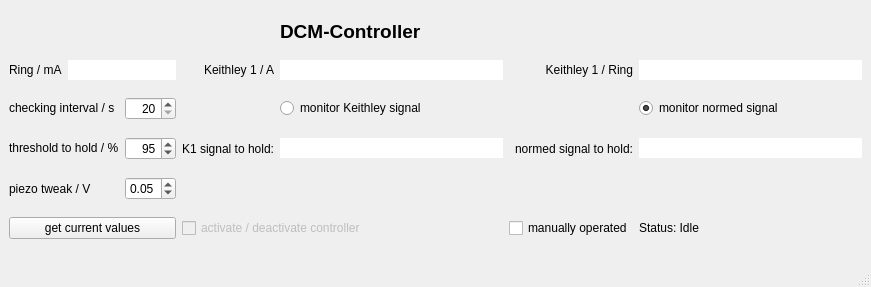
Old version of the form dcmController.ui in the repository MichaS-git/DCMController.
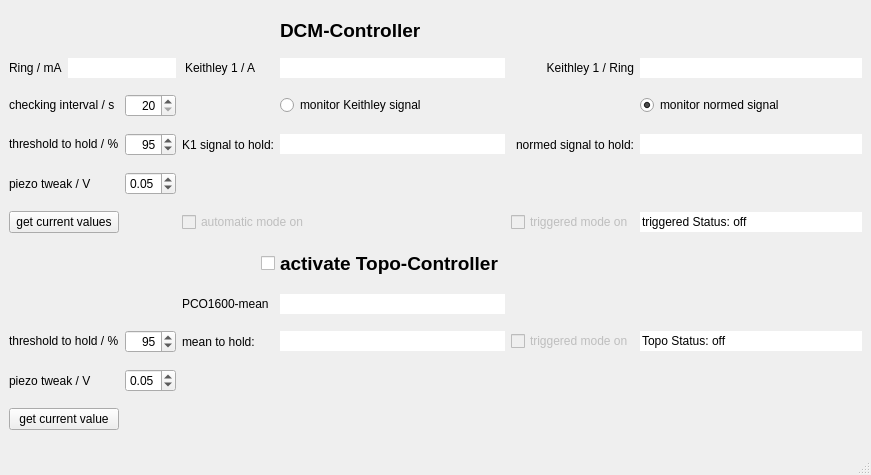
New version of the form.

Commit message: dcm manual trigger and topo controller added

What changed in the file:
```diff
--- a/dcmController.ui
+++ b/dcmController.ui
@@ -10,7 +10,7 @@
     <x>0</x>
     <y>0</y>
     <width>871</width>
-    <height>287</height>
+    <height>475</height>
    </rect>
   </property>
   <property name="windowTitle">
@@ -18,7 +18,7 @@
   </property>
   <widget class="QWidget" name="centralwidget">
    <layout class="QGridLayout" name="gridLayout">
-    <item row="0" column="4">
+    <item row="0" column="5">
      <widget class="QLabel" name="label">
       <property name="sizePolicy">
        <sizepolicy hsizetype="Preferred" vsizetype="Fixed">
@@ -38,185 +38,6 @@
       </property>
      </widget>
     </item>
-    <item row="1" column="4">
-     <widget class="QLineEdit" name="kSignal">
-      <property name="sizePolicy">
-       <sizepolicy hsizetype="Expanding" vsizetype="Fixed">
-        <horstretch>0</horstretch>
-        <verstretch>0</verstretch>
-       </sizepolicy>
-      </property>
-      <property name="frame">
-       <bool>false</bool>
-      </property>
-      <property name="readOnly">
-       <bool>true</bool>
-      </property>
-     </widget>
-    </item>
-    <item row="5" column="0" colspan="3">
-     <widget class="QPushButton" name="getValues">
-      <property name="sizePolicy">
-       <sizepolicy hsizetype="Preferred" vsizetype="Fixed">
-        <horstretch>0</horstretch>
-        <verstretch>0</verstretch>
-       </sizepolicy>
-      </property>
-      <property name="text">
-       <string>get current values</string>
-      </property>
-     </widget>
-    </item>
-    <item row="3" column="6">
-     <widget class="QLineEdit" name="normSignal_hold">
-      <property name="text">
-       <string/>
-      </property>
-      <property name="frame">
-       <bool>false</bool>
-      </property>
-      <property name="readOnly">
-       <bool>false</bool>
-      </property>
-     </widget>
-    </item>
-    <item row="3" column="5">
-     <widget class="QLabel" name="label_17">
-      <property name="text">
-       <string>normed signal to hold:</string>
-      </property>
-      <property name="alignment">
-       <set>Qt::AlignRight|Qt::AlignTrailing|Qt::AlignVCenter</set>
-      </property>
-     </widget>
-    </item>
-    <item row="2" column="2">
-     <widget class="QSpinBox" name="t_pruef">
-      <property name="enabled">
-       <bool>true</bool>
-      </property>
-      <property name="sizePolicy">
-       <sizepolicy hsizetype="Preferred" vsizetype="Preferred">
-        <horstretch>0</horstretch>
-        <verstretch>0</verstretch>
-       </sizepolicy>
-      </property>
-      <property name="autoFillBackground">
-       <bool>false</bool>
-      </property>
-      <property name="alignment">
-       <set>Qt::AlignRight|Qt::AlignTrailing|Qt::AlignVCenter</set>
-      </property>
-      <property name="minimum">
-       <number>20</number>
-      </property>
-      <property name="value">
-       <number>20</number>
-      </property>
-     </widget>
-    </item>
-    <item row="1" column="5">
-     <widget class="QLabel" name="label_59">
-      <property name="sizePolicy">
-       <sizepolicy hsizetype="Preferred" vsizetype="Preferred">
-        <horstretch>0</horstretch>
-        <verstretch>0</verstretch>
-       </sizepolicy>
-      </property>
-      <property name="text">
-       <string>Keithley 1 / Ring</string>
-      </property>
-      <property name="alignment">
-       <set>Qt::AlignRight|Qt::AlignTrailing|Qt::AlignVCenter</set>
-      </property>
-     </widget>
-    </item>
-    <item row="3" column="4">
-     <widget class="QLineEdit" name="kSignal_hold">
-      <property name="sizePolicy">
-       <sizepolicy hsizetype="Expanding" vsizetype="Fixed">
-        <horstretch>0</horstretch>
-        <verstretch>0</verstretch>
-       </sizepolicy>
-      </property>
-      <property name="text">
-       <string/>
-      </property>
-      <property name="frame">
-       <bool>false</bool>
-      </property>
-      <property name="readOnly">
-       <bool>false</bool>
-      </property>
-     </widget>
-    </item>
-    <item row="3" column="2">
-     <widget class="QSpinBox" name="threshold">
-      <property name="enabled">
-       <bool>true</bool>
-      </property>
-      <property name="sizePolicy">
-       <sizepolicy hsizetype="Preferred" vsizetype="Preferred">
-        <horstretch>0</horstretch>
-        <verstretch>0</verstretch>
-       </sizepolicy>
-      </property>
-      <property name="autoFillBackground">
-       <bool>false</bool>
-      </property>
-      <property name="alignment">
-       <set>Qt::AlignRight|Qt::AlignTrailing|Qt::AlignVCenter</set>
-      </property>
-      <property name="minimum">
-       <number>1</number>
-      </property>
-      <property name="maximum">
-       <number>100</number>
-      </property>
-      <property name="value">
-       <number>95</number>
-      </property>
-     </widget>
-    </item>
-    <item row="3" column="3">
-     <widget class="QLabel" name="label_16">
-      <property name="text">
-       <string>K1 signal to hold:</string>
-      </property>
-      <property name="alignment">
-       <set>Qt::AlignRight|Qt::AlignTrailing|Qt::AlignVCenter</set>
-      </property>
-     </widget>
-    </item>
-    <item row="3" column="0" colspan="2">
-     <widget class="QLabel" name="label_12">
-      <property name="sizePolicy">
-       <sizepolicy hsizetype="Preferred" vsizetype="Fixed">
-        <horstretch>0</horstretch>
-        <verstretch>0</verstretch>
-       </sizepolicy>
-      </property>
-      <property name="text">
-       <string>threshold to hold / %</string>
-      </property>
-     </widget>
-    </item>
-    <item row="2" column="6">
-     <widget class="QRadioButton" name="monitor_normSignal">
-      <property name="sizePolicy">
-       <sizepolicy hsizetype="Fixed" vsizetype="Fixed">
-        <horstretch>0</horstretch>
-        <verstretch>0</verstretch>
-       </sizepolicy>
-      </property>
-      <property name="text">
-       <string>monitor normed signal</string>
-      </property>
-      <property name="checked">
-       <bool>true</bool>
-      </property>
-     </widget>
-    </item>
     <item row="1" column="0">
      <widget class="QLabel" name="label_57">
       <property name="sizePolicy">
@@ -230,6 +51,22 @@
       </property>
      </widget>
     </item>
+    <item row="1" column="1" colspan="2">
+     <widget class="QLineEdit" name="ringcurrent">
+      <property name="sizePolicy">
+       <sizepolicy hsizetype="Preferred" vsizetype="Fixed">
+        <horstretch>0</horstretch>
+        <verstretch>0</verstretch>
+       </sizepolicy>
+      </property>
+      <property name="frame">
+       <bool>false</bool>
+      </property>
+      <property name="readOnly">
+       <bool>true</bool>
+      </property>
+     </widget>
+    </item>
     <item row="1" column="3">
      <widget class="QLabel" name="label_15">
       <property name="text">
@@ -240,6 +77,54 @@
       </property>
      </widget>
     </item>
+    <item row="1" column="5">
+     <widget class="QLineEdit" name="kSignal">
+      <property name="sizePolicy">
+       <sizepolicy hsizetype="Expanding" vsizetype="Fixed">
+        <horstretch>0</horstretch>
+        <verstretch>0</verstretch>
+       </sizepolicy>
+      </property>
+      <property name="frame">
+       <bool>false</bool>
+      </property>
+      <property name="readOnly">
+       <bool>true</bool>
+      </property>
+     </widget>
+    </item>
+    <item row="1" column="6">
+     <widget class="QLabel" name="label_59">
+      <property name="sizePolicy">
+       <sizepolicy hsizetype="Preferred" vsizetype="Preferred">
+        <horstretch>0</horstretch>
+        <verstretch>0</verstretch>
+       </sizepolicy>
+      </property>
+      <property name="text">
+       <string>Keithley 1 / Ring</string>
+      </property>
+      <property name="alignment">
+       <set>Qt::AlignRight|Qt::AlignTrailing|Qt::AlignVCenter</set>
+      </property>
+     </widget>
+    </item>
+    <item row="1" column="7">
+     <widget class="QLineEdit" name="normSignal">
+      <property name="sizePolicy">
+       <sizepolicy hsizetype="Preferred" vsizetype="Fixed">
+        <horstretch>0</horstretch>
+        <verstretch>0</verstretch>
+       </sizepolicy>
+      </property>
+      <property name="frame">
+       <bool>false</bool>
+      </property>
+      <property name="readOnly">
+       <bool>true</bool>
+      </property>
+     </widget>
+    </item>
     <item row="2" column="0" colspan="2">
      <widget class="QLabel" name="label_11">
       <property name="sizePolicy">
@@ -253,20 +138,32 @@
       </property>
      </widget>
     </item>
-    <item row="5" column="3" colspan="2">
-     <widget class="QCheckBox" name="control_activate">
+    <item row="2" column="2">
+     <widget class="QSpinBox" name="t_pruef">
       <property name="enabled">
-       <bool>false</bool>
+       <bool>true</bool>
       </property>
-      <property name="text">
-       <string>activate / deactivate controller</string>
+      <property name="sizePolicy">
+       <sizepolicy hsizetype="Preferred" vsizetype="Preferred">
+        <horstretch>0</horstretch>
+        <verstretch>0</verstretch>
+       </sizepolicy>
       </property>
-      <property name="tristate">
+      <property name="autoFillBackground">
        <bool>false</bool>
       </property>
+      <property name="alignment">
+       <set>Qt::AlignRight|Qt::AlignTrailing|Qt::AlignVCenter</set>
+      </property>
+      <property name="minimum">
+       <number>20</number>
+      </property>
+      <property name="value">
+       <number>20</number>
+      </property>
      </widget>
     </item>
-    <item row="2" column="4">
+    <item row="2" column="5">
      <widget class="QRadioButton" name="monitor_kSignal">
       <property name="sizePolicy">
        <sizepolicy hsizetype="Fixed" vsizetype="Fixed">
@@ -279,51 +176,112 @@
       </property>
      </widget>
     </item>
-    <item row="1" column="6">
-     <widget class="QLineEdit" name="normSignal">
+    <item row="2" column="7">
+     <widget class="QRadioButton" name="monitor_normSignal">
       <property name="sizePolicy">
-       <sizepolicy hsizetype="Preferred" vsizetype="Fixed">
+       <sizepolicy hsizetype="Fixed" vsizetype="Fixed">
         <horstretch>0</horstretch>
         <verstretch>0</verstretch>
        </sizepolicy>
       </property>
-      <property name="frame">
-       <bool>false</bool>
+      <property name="text">
+       <string>monitor normed signal</string>
       </property>
-      <property name="readOnly">
+      <property name="checked">
        <bool>true</bool>
       </property>
      </widget>
     </item>
-    <item row="1" column="1" colspan="2">
-     <widget class="QLineEdit" name="ringcurrent">
+    <item row="3" column="0" colspan="2">
+     <widget class="QLabel" name="label_12">
       <property name="sizePolicy">
        <sizepolicy hsizetype="Preferred" vsizetype="Fixed">
         <horstretch>0</horstretch>
         <verstretch>0</verstretch>
        </sizepolicy>
       </property>
-      <property name="frame">
-       <bool>false</bool>
+      <property name="text">
+       <string>threshold to hold / %</string>
       </property>
-      <property name="readOnly">
-       <bool>true</bool>
-      </property>
      </widget>
     </item>
-    <item row="4" column="2">
-     <widget class="QDoubleSpinBox" name="piezo_tweak">
-      <property name="decimals">
-       <number>2</number>
+    <item row="3" column="2">
+     <widget class="QSpinBox" name="threshold">
+      <property name="enabled">
+       <bool>true</bool>
+      </property>
+      <property name="sizePolicy">
+       <sizepolicy hsizetype="Preferred" vsizetype="Preferred">
+        <horstretch>0</horstretch>
+        <verstretch>0</verstretch>
+       </sizepolicy>
+      </property>
+      <property name="autoFillBackground">
+       <bool>false</bool>
+      </property>
+      <property name="alignment">
+       <set>Qt::AlignRight|Qt::AlignTrailing|Qt::AlignVCenter</set>
       </property>
       <property name="minimum">
-       <double>0.030000000000000</double>
+       <number>1</number>
       </property>
       <property name="maximum">
-       <double>1.000000000000000</double>
+       <number>100</number>
       </property>
       <property name="value">
-       <double>0.050000000000000</double>
+       <number>95</number>
+      </property>
+     </widget>
+    </item>
+    <item row="3" column="3" colspan="2">
+     <widget class="QLabel" name="label_16">
+      <property name="text">
+       <string>K1 signal to hold:</string>
+      </property>
+      <property name="alignment">
+       <set>Qt::AlignRight|Qt::AlignTrailing|Qt::AlignVCenter</set>
+      </property>
+     </widget>
+    </item>
+    <item row="3" column="5">
+     <widget class="QLineEdit" name="kSignal_hold">
+      <property name="sizePolicy">
+       <sizepolicy hsizetype="Expanding" vsizetype="Fixed">
+        <horstretch>0</horstretch>
+        <verstretch>0</verstretch>
+       </sizepolicy>
+      </property>
+      <property name="text">
+       <string/>
+      </property>
+      <property name="frame">
+       <bool>false</bool>
+      </property>
+      <property name="readOnly">
+       <bool>false</bool>
+      </property>
+     </widget>
+    </item>
+    <item row="3" column="6">
+     <widget class="QLabel" name="label_17">
+      <property name="text">
+       <string>normed signal to hold:</string>
+      </property>
+      <property name="alignment">
+       <set>Qt::AlignRight|Qt::AlignTrailing|Qt::AlignVCenter</set>
+      </property>
+     </widget>
+    </item>
+    <item row="3" column="7">
+     <widget class="QLineEdit" name="normSignal_hold">
+      <property name="text">
+       <string/>
+      </property>
+      <property name="frame">
+       <bool>false</bool>
+      </property>
+      <property name="readOnly">
+       <bool>false</bool>
       </property>
      </widget>
     </item>
@@ -334,17 +292,252 @@
       </property>
      </widget>
     </item>
-    <item row="5" column="5">
-     <widget class="QCheckBox" name="manually">
+    <item row="4" column="2">
+     <widget class="QDoubleSpinBox" name="piezo_tweak">
+      <property name="decimals">
+       <number>2</number>
+      </property>
+      <property name="minimum">
+       <double>0.030000000000000</double>
+      </property>
+      <property name="maximum">
+       <double>1.000000000000000</double>
+      </property>
+      <property name="value">
+       <double>0.050000000000000</double>
+      </property>
+     </widget>
+    </item>
+    <item row="5" column="0" colspan="2">
+     <widget class="QPushButton" name="getValues">
+      <property name="sizePolicy">
+       <sizepolicy hsizetype="Preferred" vsizetype="Fixed">
+        <horstretch>0</horstretch>
+        <verstretch>0</verstretch>
+       </sizepolicy>
+      </property>
       <property name="text">
-       <string>manually operated</string>
+       <string>get current values</string>
+      </property>
+     </widget>
+    </item>
+    <item row="5" column="3" colspan="3">
+     <widget class="QCheckBox" name="control_activate">
+      <property name="enabled">
+       <bool>false</bool>
+      </property>
+      <property name="toolTip">
+       <string>&lt;html&gt;&lt;head/&gt;&lt;body&gt;&lt;p&gt;Check every X seconds and adjust if necesarry.&lt;/p&gt;&lt;/body&gt;&lt;/html&gt;</string>
+      </property>
+      <property name="text">
+       <string>automatic mode on</string>
+      </property>
+      <property name="tristate">
+       <bool>false</bool>
       </property>
      </widget>
     </item>
     <item row="5" column="6">
-     <widget class="QLabel" name="manually_status">
+     <widget class="QCheckBox" name="manually">
+      <property name="enabled">
+       <bool>false</bool>
+      </property>
+      <property name="toolTip">
+       <string>&lt;html&gt;&lt;head/&gt;&lt;body&gt;&lt;p&gt;Ckeck only when triggered by PV &amp;quot;DCM:Controller&amp;quot;. Only available in Topo-IOC so far.&lt;/p&gt;&lt;/body&gt;&lt;/html&gt;</string>
+      </property>
       <property name="text">
-       <string>Status: Idle</string>
+       <string>triggered mode on</string>
+      </property>
+     </widget>
+    </item>
+    <item row="5" column="7">
+     <widget class="QLineEdit" name="manually_status">
+      <property name="text">
+       <string>triggered Status: off</string>
+      </property>
+      <property name="frame">
+       <bool>false</bool>
+      </property>
+      <property name="readOnly">
+       <bool>true</bool>
+      </property>
+     </widget>
+    </item>
+    <item row="6" column="4" colspan="2">
+     <widget class="QCheckBox" name="add_topo">
+      <property name="enabled">
+       <bool>true</bool>
+      </property>
+      <property name="font">
+       <font>
+        <pointsize>14</pointsize>
+        <weight>75</weight>
+        <bold>true</bold>
+       </font>
+      </property>
+      <property name="text">
+       <string>activate Topo-Controller</string>
+      </property>
+     </widget>
+    </item>
+    <item row="7" column="3" colspan="2">
+     <widget class="QLabel" name="label_58">
+      <property name="sizePolicy">
+       <sizepolicy hsizetype="Preferred" vsizetype="Preferred">
+        <horstretch>0</horstretch>
+        <verstretch>0</verstretch>
+       </sizepolicy>
+      </property>
+      <property name="text">
+       <string>PCO1600-mean</string>
+      </property>
+     </widget>
+    </item>
+    <item row="7" column="5">
+     <widget class="QLineEdit" name="pco1600_mean">
+      <property name="sizePolicy">
+       <sizepolicy hsizetype="Preferred" vsizetype="Fixed">
+        <horstretch>0</horstretch>
+        <verstretch>0</verstretch>
+       </sizepolicy>
+      </property>
+      <property name="frame">
+       <bool>false</bool>
+      </property>
+      <property name="readOnly">
+       <bool>true</bool>
+      </property>
+     </widget>
+    </item>
+    <item row="8" column="0" colspan="2">
+     <widget class="QLabel" name="label_13">
+      <property name="sizePolicy">
+       <sizepolicy hsizetype="Preferred" vsizetype="Fixed">
+        <horstretch>0</horstretch>
+        <verstretch>0</verstretch>
+       </sizepolicy>
+      </property>
+      <property name="text">
+       <string>threshold to hold / %</string>
+      </property>
+     </widget>
+    </item>
+    <item row="8" column="2">
+     <widget class="QSpinBox" name="mean_threshold">
+      <property name="enabled">
+       <bool>true</bool>
+      </property>
+      <property name="sizePolicy">
+       <sizepolicy hsizetype="Preferred" vsizetype="Preferred">
+        <horstretch>0</horstretch>
+        <verstretch>0</verstretch>
+       </sizepolicy>
+      </property>
+      <property name="autoFillBackground">
+       <bool>false</bool>
+      </property>
+      <property name="alignment">
+       <set>Qt::AlignRight|Qt::AlignTrailing|Qt::AlignVCenter</set>
+      </property>
+      <property name="minimum">
+       <number>1</number>
+      </property>
+      <property name="maximum">
+       <number>100</number>
+      </property>
+      <property name="value">
+       <number>95</number>
+      </property>
+     </widget>
+    </item>
+    <item row="8" column="3">
+     <widget class="QLabel" name="label_60">
+      <property name="sizePolicy">
+       <sizepolicy hsizetype="Preferred" vsizetype="Preferred">
+        <horstretch>0</horstretch>
+        <verstretch>0</verstretch>
+       </sizepolicy>
+      </property>
+      <property name="text">
+       <string>mean to hold:</string>
+      </property>
+     </widget>
+    </item>
+    <item row="8" column="5">
+     <widget class="QLineEdit" name="mean_hold">
+      <property name="sizePolicy">
+       <sizepolicy hsizetype="Preferred" vsizetype="Fixed">
+        <horstretch>0</horstretch>
+        <verstretch>0</verstretch>
+       </sizepolicy>
+      </property>
+      <property name="text">
+       <string/>
+      </property>
+      <property name="frame">
+       <bool>false</bool>
+      </property>
+      <property name="readOnly">
+       <bool>false</bool>
+      </property>
+     </widget>
+    </item>
+    <item row="9" column="0" colspan="2">
+     <widget class="QLabel" name="label_3">
+      <property name="text">
+       <string>piezo tweak / V</string>
+      </property>
+     </widget>
+    </item>
+    <item row="9" column="2">
+     <widget class="QDoubleSpinBox" name="topo_piezo_tweak">
+      <property name="decimals">
+       <number>2</number>
+      </property>
+      <property name="minimum">
+       <double>0.030000000000000</double>
+      </property>
+      <property name="maximum">
+       <double>1.000000000000000</double>
+      </property>
+      <property name="value">
+       <double>0.050000000000000</double>
+      </property>
+     </widget>
+    </item>
+    <item row="10" column="0" colspan="2">
+     <widget class="QPushButton" name="getValues_topo">
+      <property name="sizePolicy">
+       <sizepolicy hsizetype="Preferred" vsizetype="Fixed">
+        <horstretch>0</horstretch>
+        <verstretch>0</verstretch>
+       </sizepolicy>
+      </property>
+      <property name="text">
+       <string>get current value</string>
+      </property>
+     </widget>
+    </item>
+    <item row="8" column="7">
+     <widget class="QLineEdit" name="topo_status">
+      <property name="text">
+       <string>Topo Status: off</string>
+      </property>
+      <property name="frame">
+       <bool>false</bool>
+      </property>
+      <property name="readOnly">
+       <bool>true</bool>
+      </property>
+     </widget>
+    </item>
+    <item row="8" column="6">
+     <widget class="QCheckBox" name="triggered_topo">
+      <property name="enabled">
+       <bool>false</bool>
+      </property>
+      <property name="text">
+       <string>triggered mode on</string>
       </property>
      </widget>
     </item>
@@ -356,7 +549,7 @@
      <x>0</x>
      <y>0</y>
      <width>871</width>
-     <height>32</height>
+     <height>30</height>
     </rect>
    </property>
   </widget>
```
Left out of the diff: 8 changed lines with no effect on the pictures. The commit also changes 1 other file.
